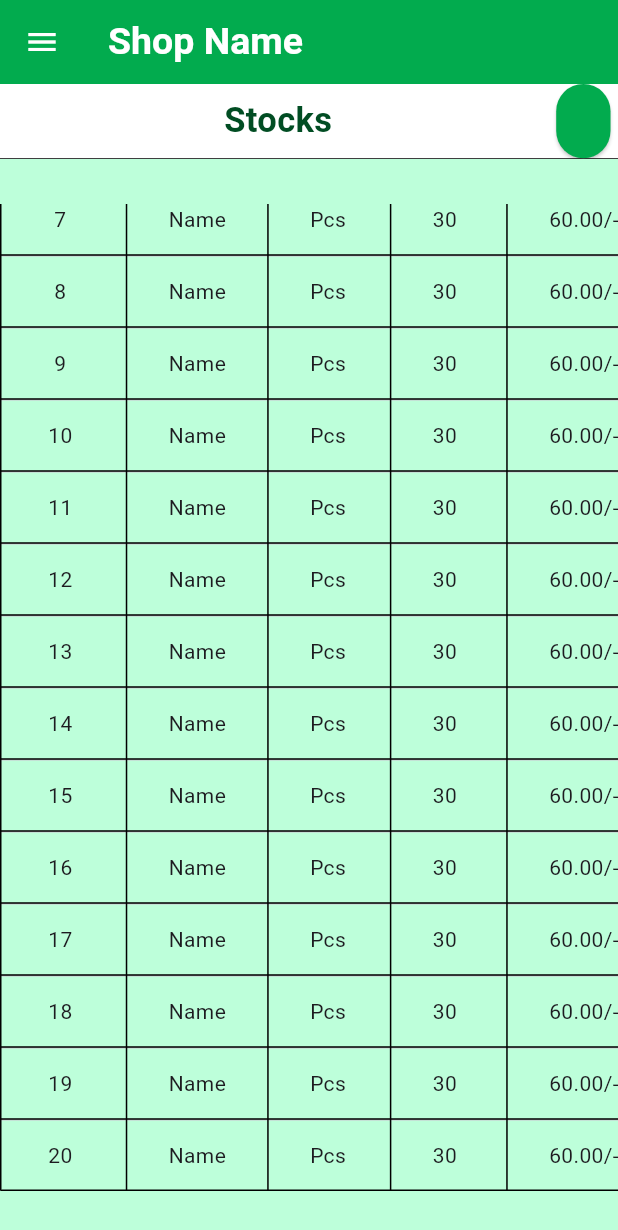
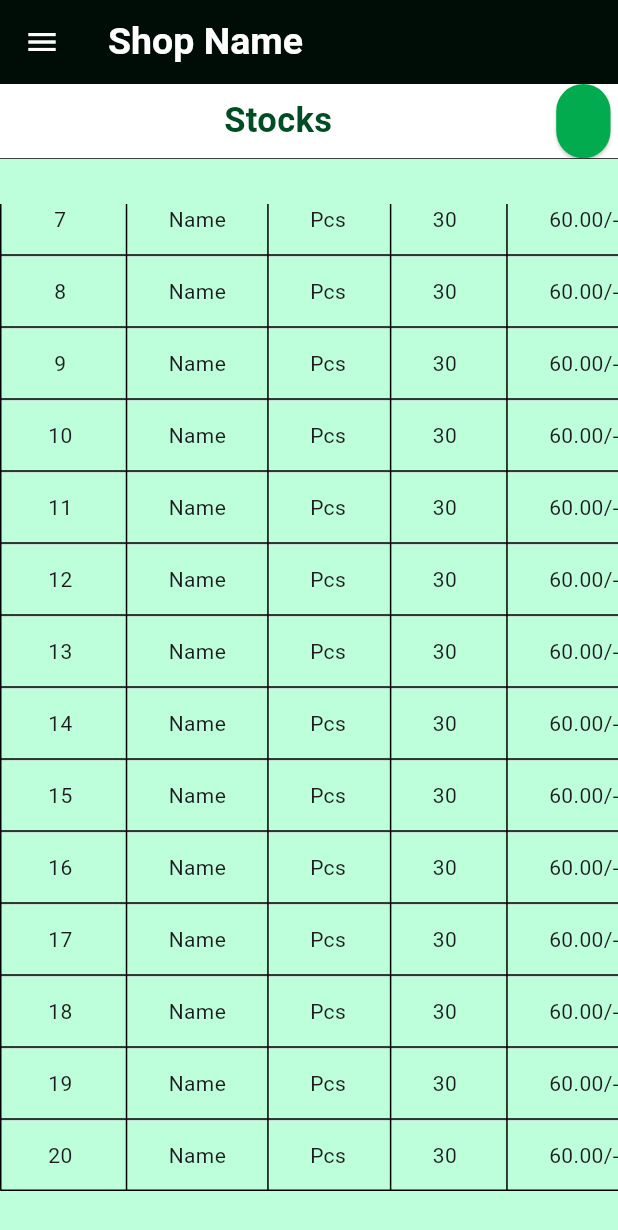
Before and after one commit to H4R1-4926/Pc_application, a Flutter app: the screen it shows after launch, scrolled down 358 dp, on a phone screen of 412 x 824 dp. Shown: the top 1230 px of the screen. Run offline on Flutter 3.47's test engine with Material 3 defaults, Android fonts, the phone set to English and light mode, and no system bars; missing offline and left inert: window_manager.

Commit message:
changed bg color of appbar

```diff
--- a/lib/Presentation/Home/homepage.dart
+++ b/lib/Presentation/Home/homepage.dart
@@ -12,7 +12,8 @@ class HomePage extends StatelessWidget {
     return Scaffold(
       appBar: AppBar(
         foregroundColor: kWhite,
-        backgroundColor: kDarkGreen,
+        // backgroundColor: kDarkGreen,
+        backgroundColor: Colors.black,
         surfaceTintColor: kDarkGreen,
         // centerTitle: true,
         title: const Text(
```
Also changed, not shown: pubspec.lock.
